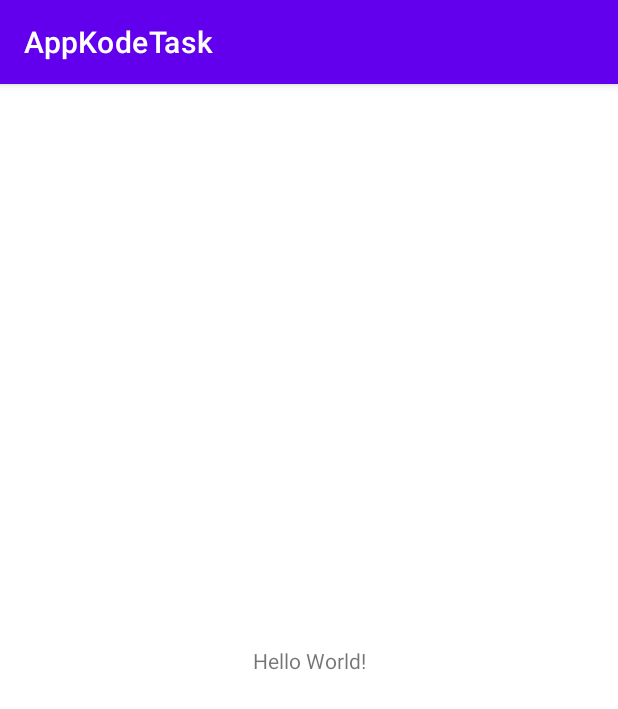
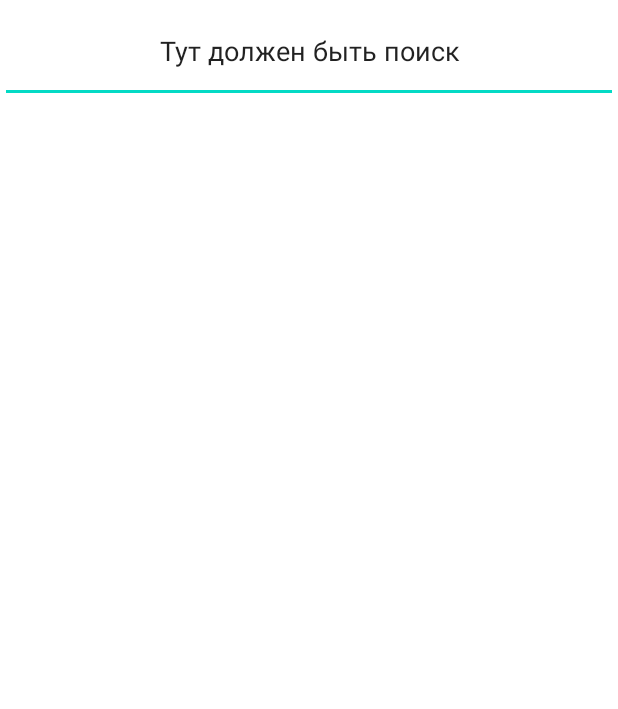
Before and after one commit to alexandrbirichevskiy/appKODE_task, an Android app: the screen it shows after launch (MainActivity), on a phone screen of 412 x 824 dp. Shown: the top 709 px of the screen. Run offline under Robolectric (Android 15) with nearby library versions, the phone set to English and light mode, and no system bars.

Commit message:
simple design

```diff
--- a/app/build.gradle
+++ b/app/build.gradle
@@ -4,7 +4,7 @@ plugins {
 }
 
 android {
-    compileSdk 30
+    compileSdk 31
 
     defaultConfig {
         applicationId "com.alexbirichevskiy.appkodetask"
@@ -29,6 +29,10 @@ android {
     kotlinOptions {
         jvmTarget = '1.8'
     }
+
+    buildFeatures {
+        viewBinding true
+    }
 }
 
 dependencies {
--- a/app/src/main/res/layout/activity_main.xml
+++ b/app/src/main/res/layout/activity_main.xml
@@ -1,18 +1,39 @@
 <?xml version="1.0" encoding="utf-8"?>
-<androidx.constraintlayout.widget.ConstraintLayout xmlns:android="http://schemas.android.com/apk/res/android"
+<LinearLayout xmlns:android="http://schemas.android.com/apk/res/android"
     xmlns:app="http://schemas.android.com/apk/res-auto"
     xmlns:tools="http://schemas.android.com/tools"
+    android:id="@+id/activity_layout"
     android:layout_width="match_parent"
     android:layout_height="match_parent"
+    android:orientation="vertical"
     tools:context=".MainActivity">
 
-    <TextView
-        android:layout_width="wrap_content"
-        android:layout_height="wrap_content"
-        android:text="Hello World!"
-        app:layout_constraintBottom_toBottomOf="parent"
-        app:layout_constraintLeft_toLeftOf="parent"
-        app:layout_constraintRight_toRightOf="parent"
-        app:layout_constraintTop_toTopOf="parent" />
+    <LinearLayout
+        android:layout_width="match_parent"
+        android:layout_height="0dp"
+        android:layout_weight="1">
 
-</androidx.constraintlayout.widget.ConstraintLayout>
+        <com.google.android.material.textfield.TextInputEditText
+            android:layout_width="match_parent"
+            android:layout_height="match_parent"
+            android:gravity="center"
+            android:text="@string/search_plug_edit_text" />
+    </LinearLayout>
+
+    <com.google.android.material.tabs.TabLayout
+        android:id="@+id/tab_layout"
+        android:layout_width="match_parent"
+        android:layout_height="0dp"
+        android:layout_weight="1"
+        app:tabGravity="center"
+        app:tabIndicatorAnimationDuration="700"
+        app:tabMode="scrollable" />
+
+    <androidx.viewpager2.widget.ViewPager2
+        android:id="@+id/view_pager"
+        android:layout_width="match_parent"
+        android:layout_height="0dp"
+        android:layout_weight="10"
+        app:layout_constraintBottom_toBottomOf="@+id/tab_layout" />
+
+</LinearLayout>
--- a/app/src/main/res/values-night/themes.xml
+++ b/app/src/main/res/values-night/themes.xml
@@ -1,6 +1,6 @@
 <resources xmlns:tools="http://schemas.android.com/tools">
     <!-- Base application theme. -->
-    <style name="Theme.AppKodeTask" parent="Theme.MaterialComponents.DayNight.DarkActionBar">
+    <style name="Theme.AppKodeTask" parent="Theme.MaterialComponents.DayNight.NoActionBar">
         <!-- Primary brand color. -->
         <item name="colorPrimary">@color/purple_200</item>
         <item name="colorPrimaryVariant">@color/purple_700</item>
--- a/app/src/main/res/values/strings.xml
+++ b/app/src/main/res/values/strings.xml
@@ -1,3 +1,4 @@
 <resources>
     <string name="app_name">AppKodeTask</string>
+    <string name="search_plug_edit_text">Тут должен быть поиск</string>
 </resources>
--- a/app/src/main/res/values/themes.xml
+++ b/app/src/main/res/values/themes.xml
@@ -1,6 +1,6 @@
 <resources xmlns:tools="http://schemas.android.com/tools">
     <!-- Base application theme. -->
-    <style name="Theme.AppKodeTask" parent="Theme.MaterialComponents.DayNight.DarkActionBar">
+    <style name="Theme.AppKodeTask" parent="Theme.MaterialComponents.DayNight.NoActionBar">
         <!-- Primary brand color. -->
         <item name="colorPrimary">@color/purple_500</item>
         <item name="colorPrimaryVariant">@color/purple_700</item>
```
